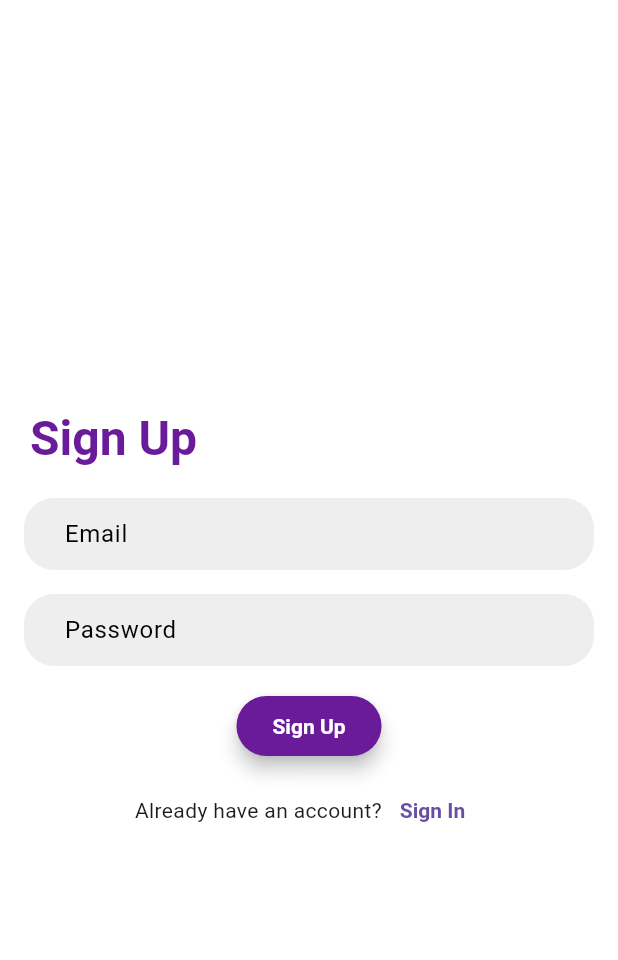
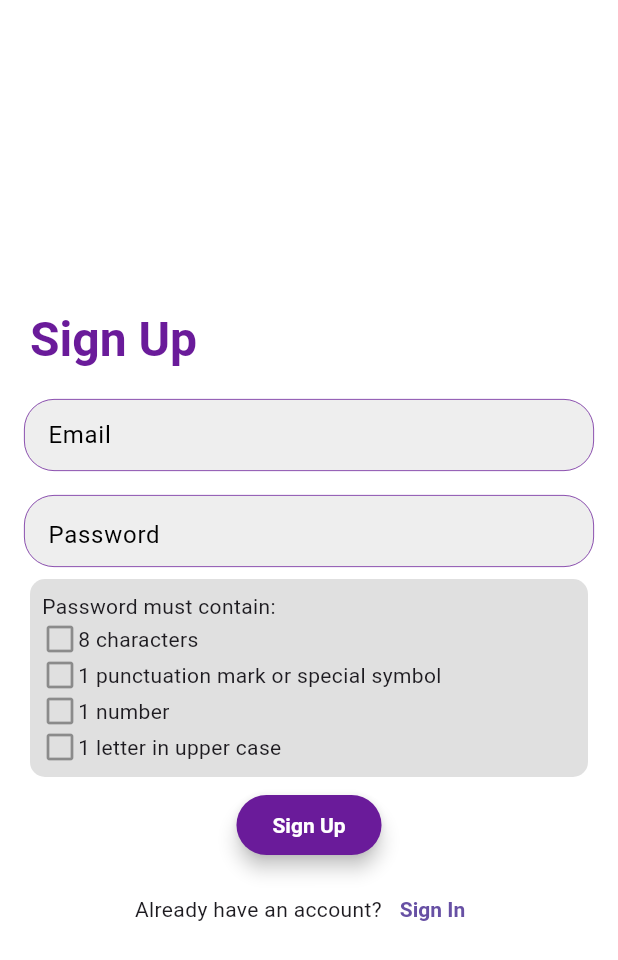
Before and after one commit to bhagyeshshah/Let-s-Connect, a Flutter app: the SignUpScreen screen opened directly, on a phone screen of 412 x 824 dp. Shown: the top 960 px of the screen. Run offline on Flutter 3.47's test engine with Material 3 defaults, Android fonts, the phone set to English and light mode, and no system bars; our stand-ins replace firebase_auth, firebase_core, firebase_crashlytics, flash, flutter_bloc, flutter_chat_bubble and 1 more; accounts and stored records are empty.

Commit message:
Minor UI changes

```diff
--- a/assets/locale/i18n_en.json
+++ b/assets/locale/i18n_en.json
@@ -20,5 +20,6 @@
     "key_no_account": "Don't have an account?",
     "key_sign_up": "Sign Up",
     "key_submit": "Submit",
-    "key_already_account": "Already have an account?"
+    "key_already_account": "Already have an account?",
+    "key_password_required": "Password is required"
 }
--- a/lib/modules/auth/ui/sign_up_screen.dart
+++ b/lib/modules/auth/ui/sign_up_screen.dart
@@ -1,3 +1,4 @@
+import 'package:flutter/foundation.dart';
 import 'package:flutter/material.dart';
 import 'package:flutter_bloc/flutter_bloc.dart';
 import 'package:lets_connect/modules/app/bloc/app_flow_bloc.dart';
@@ -18,6 +19,13 @@ class _SignUpScreenState extends State<SignUpScreen> {
 
   final TextEditingController _emailController = TextEditingController();
   final TextEditingController _passwordController = TextEditingController();
+  bool obscureText = true;
+  final _formKey = GlobalKey<FormState>();
+  ValueNotifier<bool> eightChars = ValueNotifier(false);
+  ValueNotifier<bool> number = ValueNotifier(false);
+  ValueNotifier<bool> upperCaseChar = ValueNotifier(false);
+  ValueNotifier<bool> specialChar = ValueNotifier(false);
+
 
   @override
   void dispose() {
@@ -38,15 +46,19 @@ class _SignUpScreenState extends State<SignUpScreen> {
   Widget _buildBody(){
     return Padding(
       padding: const EdgeInsets.all(8.0),
+      child: Form(
+        key: _formKey,
         child: Column(
           mainAxisAlignment: MainAxisAlignment.center,
           children: [
             _buildTitle(),
             _buildEmailField(),
             _buildPasswordField(),
+            _buildPasswordStrengthValidator(),
             _buildSignUpButton(),
             _buildSignInButton(),
           ],
+        ),
       ),
     );
   }
@@ -75,6 +87,62 @@ class _SignUpScreenState extends State<SignUpScreen> {
       controller: _passwordController,
       validator: Validator.password,
       labelText: translationService.text('key_password'),
+      obscureText: obscureText,
+      onChanged: (value){
+        eightChars.value = value.length >= 8;
+        number.value = value.contains(RegExp(r'\d'), 0);
+        upperCaseChar.value = value.contains(RegExp(r'[A-Z]'), 0);
+        specialChar.value = value.isNotEmpty && !value.contains(RegExp(r'^[\w&.-]+$'), 0);
+      },
+      suffix: GestureDetector(
+        child: Icon(obscureText ? Icons.visibility : Icons.visibility_off, color: Theme.of(context).primaryColor,),
+        onTap: () {
+          setState(() {
+            obscureText = !obscureText;
+          });
+        },
+      ),
+    );
+  }
+
+  Widget _buildPasswordStrengthValidator(){
+    return Container(
+      decoration: BoxDecoration(
+        color: Colors.black12,
+        borderRadius: BorderRadius.circular(10)
+      ),
+      margin: const EdgeInsets.symmetric(horizontal: 12.0),
+      child: Container(
+        margin: const EdgeInsets.all(8.0),
+        child: Column(
+          crossAxisAlignment: CrossAxisAlignment.start,
+          children: [
+            LcText(text: translationService.text("key_password_must_contain")!),
+            _buildPasswordValidatorItem(text: translationService.text("key_eight_character")!, valueListenable: eightChars),
+            _buildPasswordValidatorItem(text: translationService.text("key_one_punctuation")!, valueListenable: specialChar),
+            _buildPasswordValidatorItem(text: translationService.text("key_one_number")!, valueListenable: number),
+            _buildPasswordValidatorItem(text: translationService.text("key_one_letter_uppercase")!, valueListenable: upperCaseChar),
+
+          ],
+        ),
+      ),
+    );
+  }
+
+  Widget _buildPasswordValidatorItem({required String text, required ValueListenable valueListenable}){
+    return Row(
+      children: [
+        ValueListenableBuilder(
+            valueListenable: valueListenable,
+            builder: ((context, value, child) {
+              if(!valueListenable.value){
+                return const Icon(Icons.check_box_outline_blank, color: Colors.black38,);
+              }
+              return const Icon(Icons.check_box_rounded, color: Colors.green,);
+            })
+        ),
+        LcText(text: text),
+      ],
     );
   }
 
@@ -84,6 +152,9 @@ class _SignUpScreenState extends State<SignUpScreen> {
       child: LcButton(
         title: translationService.text('key_sign_up'),
         onPressed: () {
+          if(_formKey.currentState!.validate()){
+            FocusScope.of(context).unfocus();
+          }
         },
       ),
     );
--- a/lib/utils/components/lc_textfield.dart
+++ b/lib/utils/components/lc_textfield.dart
@@ -6,12 +6,16 @@ class LcTextField extends StatefulWidget {
   String? Function(String?)? validator;
   String? labelText;
   EdgeInsets? margin;
+  Widget? suffix;
+  void Function(String)? onChanged;
   LcTextField({
     super.key,
     this.controller,
     this.obscureText = false,
     this.validator,
-    this.labelText
+    this.labelText,
+    this.suffix,
+    this.onChanged
   });
 
   @override
@@ -27,8 +31,10 @@ class _LcTextFieldState extends State<LcTextField> {
         controller: widget.controller,
         obscureText: widget.obscureText,
         validator: widget.validator,
+        onChanged: widget.onChanged,
         decoration: InputDecoration(
-          labelText: widget.labelText
+          labelText: widget.labelText,
+          suffix: widget.suffix
         ),
       ),
     );
--- a/lib/utils/lc_theme.dart
+++ b/lib/utils/lc_theme.dart
@@ -101,7 +101,7 @@ class AppTheme {
         errorMaxLines: 2,
         alignLabelWithHint: true,
         floatingLabelBehavior: FloatingLabelBehavior.auto,
-        errorStyle: TextStyle(color: lightThemeErrorColor, fontSize: 16, height: 0.3),
+        errorStyle: TextStyle(color: lightThemeErrorColor, fontSize: 16, height: 0.3, fontWeight: FontWeight.w500),
         labelStyle: TextStyle(color: lightThemeTextFieldColor),
         floatingLabelStyle: TextStyle(color: lightThemePrimaryColor, fontSize: 18),
         focusedBorder: OutlineInputBorder(
@@ -109,6 +109,13 @@ class AppTheme {
           borderSide: BorderSide(
             color: lightThemePrimaryColor,
             width: 1.5
+          )
+        ),
+        enabledBorder: OutlineInputBorder(
+          borderRadius: BorderRadius.circular(20),
+          borderSide: BorderSide(
+            color: lightThemePrimaryColor,
+            width: 0.5
           )
         ),
         errorBorder: OutlineInputBorder(
```
Also changed, not shown: lib/modules/auth/ui/sign_in_screen.dart (+18 -0 lines). Lines whose indentation alone changed are shown as unchanged.
